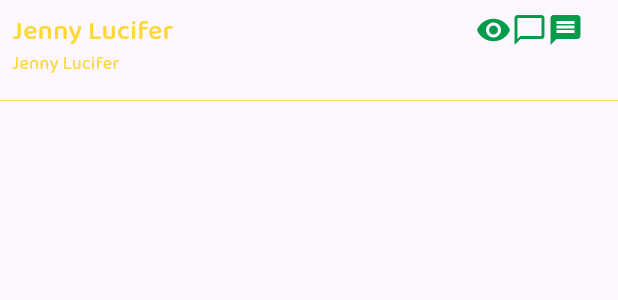
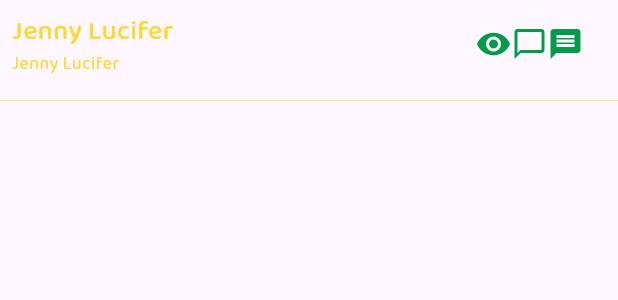
Before and after one commit to ashutosh15025/powerWhim, a Flutter app: the FriendDmWidget widget shown alone on an empty page, opened directly, on a phone screen of 412 x 824 dp. Shown: the top 300 px of the screen. Run offline on Flutter 3.47's test engine with Material 3 defaults, Android fonts, the phone set to English and light mode, and no system bars; our stand-ins replace bloc, dio, flutter_bloc, flutter_chat_bubble, flutter_native_splash, get_it and 3 more; missing offline and left inert: flutter_pin_code_fields, molten_navigationbar_flutter; generated files the repository leaves out were written again.

Commit message:
friends dm center

```diff
--- a/lib/presentation/widget/friend_dm_widget.dart
+++ b/lib/presentation/widget/friend_dm_widget.dart
@@ -16,8 +16,6 @@ class FriendDmWidget extends StatelessWidget {
         Padding(
           padding: const EdgeInsets.all(8.0),
           child: Row(
-            crossAxisAlignment: CrossAxisAlignment.start,
-            mainAxisAlignment: MainAxisAlignment.start,
 
             children: [
               Container(
```
